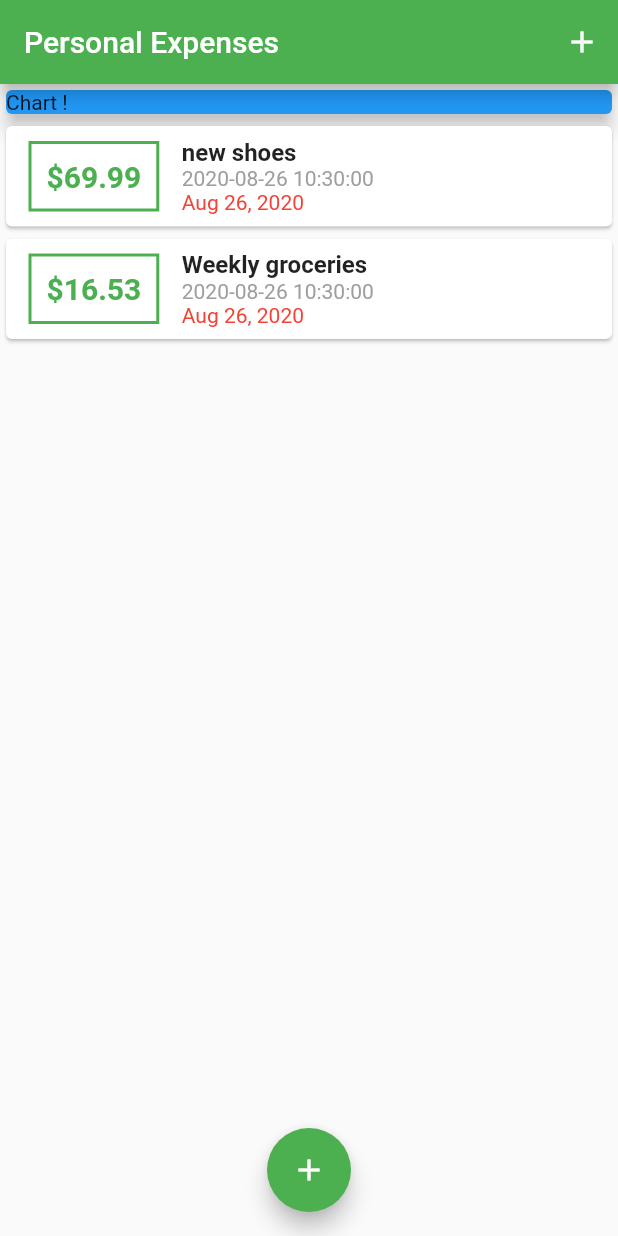
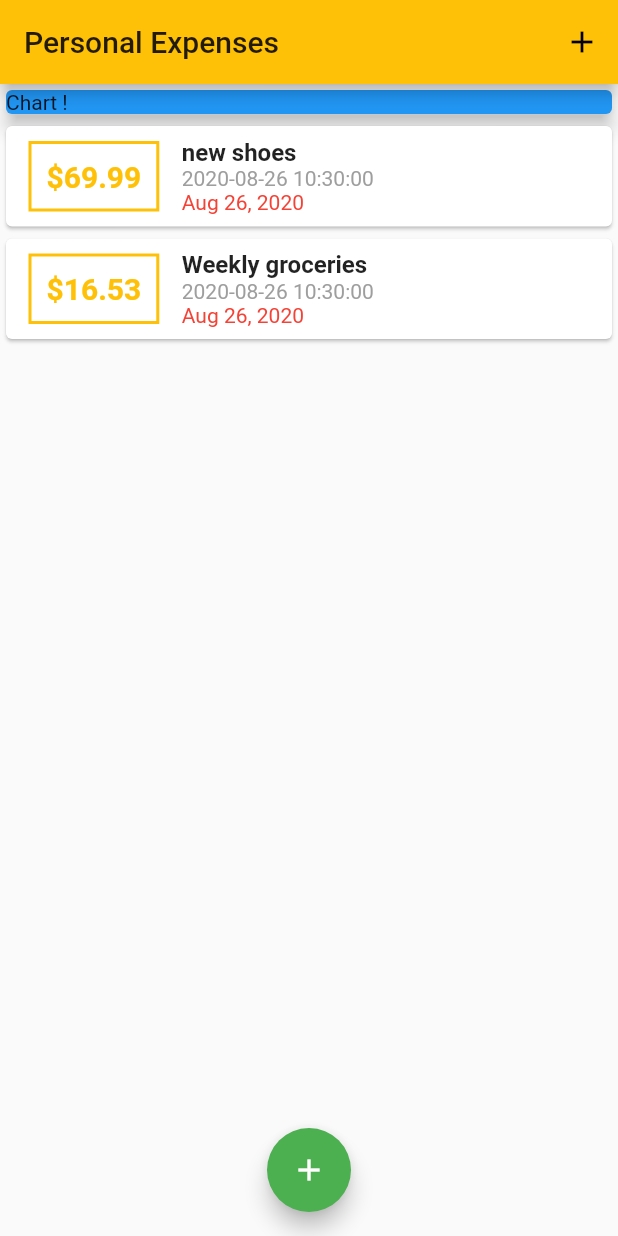
Before and after one commit to ericbingo0109/personal_expenses_app, a Flutter app: the screen it shows after launch, on a phone screen of 412 x 824 dp. Run offline on Flutter 3.47's test engine with Material 2 defaults, Android fonts, the phone set to English and light mode, and no system bars.

Commit message:
accentColor setting

```diff
--- a/lib/main.dart
+++ b/lib/main.dart
@@ -14,7 +14,10 @@ class MyApp extends StatelessWidget {
       // use theme to set up a global application-wide theme
       theme: ThemeData(
         //有別於primaryColor僅設定單一顏色，primarySwatch會基於一種顏色以外還會自動產生陰影效果
-        primarySwatch: Colors.green,
+        primarySwatch: Colors.amber, // 主要顏色
+        // 次要顏色，沒有設定則依照primarySwatch，有設定的話，例如 floating action button 就會依照這顏色
+        accentColor: Colors.green,
+        // appBarTheme:,
       ),
       home: MyHomePage(),
     );
```
